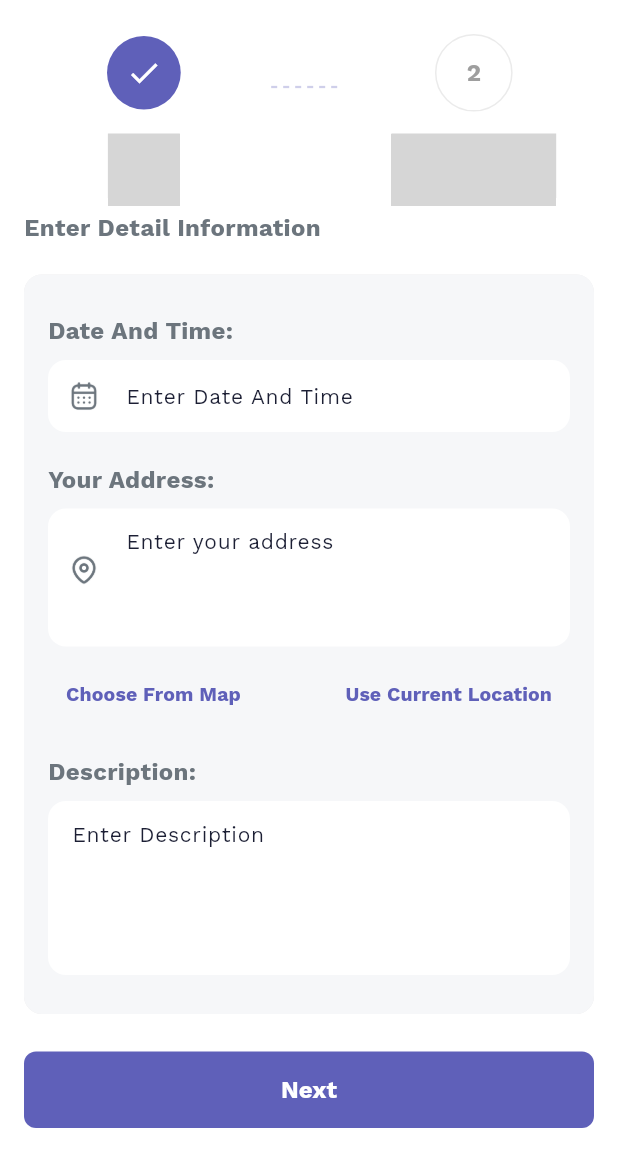
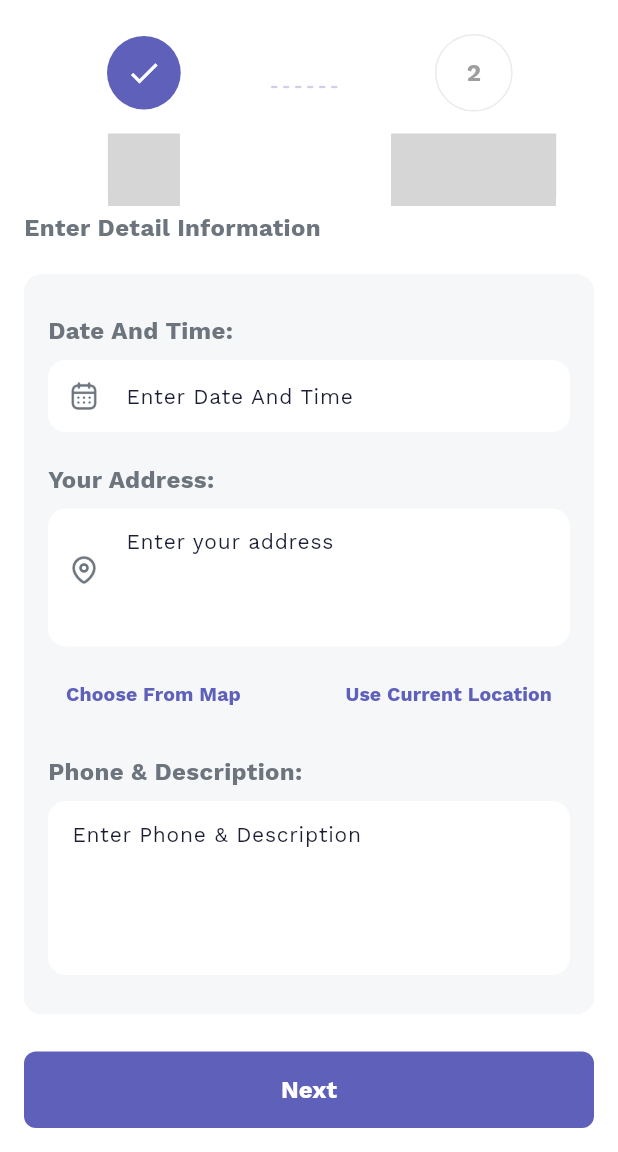
Before and after one commit to AungBoMyint/HomeService_User, a Flutter app: the BookServiceScreen screen opened directly with empty values, on a phone screen of 412 x 824 dp, the part 84-1236 px from its top. Run offline on Flutter 3.47's test engine with Material 2 defaults, Android fonts, the light colour scheme and no system bars; drawn by our look-alikes of nb_utils; our stand-ins replace cached_network_image, cloud_firestore, country_picker, firebase_auth, firebase_core, firebase_crashlytics and 18 more; missing offline and left inert: cinetpay, firebase_pagination, flutter_custom_tabs, flutter_stripe, flutterwave_standard, onesignal_flutter and 4 more; accounts and stored records are empty; generated files the repository leaves out were written again; statements that could not run were skipped; grey boxes are pictures that could not be loaded.

Commit message:
change desc textfield

```diff
--- a/lib/locale/language_en.dart
+++ b/lib/locale/language_en.dart
@@ -141,7 +141,7 @@ class LanguageEn extends BaseLanguage {
   String get review => "Reviews";
 
   @override
-  String get hintDescription => "Description";
+  String get hintDescription => "Phone & Description";
 
   @override
   String get lblApply => "Apply";
@@ -366,7 +366,7 @@ class LanguageEn extends BaseLanguage {
   String get lblUseCurrentLocation => "Use Current Location";
 
   @override
-  String get lblEnterDescription => "Enter Description";
+  String get lblEnterDescription => "Enter Phone & Description";
 
   @override
   String get lblPrice => "Price";
--- a/lib/screens/booking/component/booking_history_list_widget.dart
+++ b/lib/screens/booking/component/booking_history_list_widget.dart
@@ -32,7 +32,7 @@ class BookingHistoryListWidget extends StatelessWidget {
         newStatus = activityData["status"];
       }
       activityM =
-          "Booking status has been changed from $oldStatus to $newStatus .";
+          "Booking status has been changed from $oldStatus to $newStatus.";
     } else {
       log("Activity Message: False");
       activityM = activityMessage ?? "";
```
